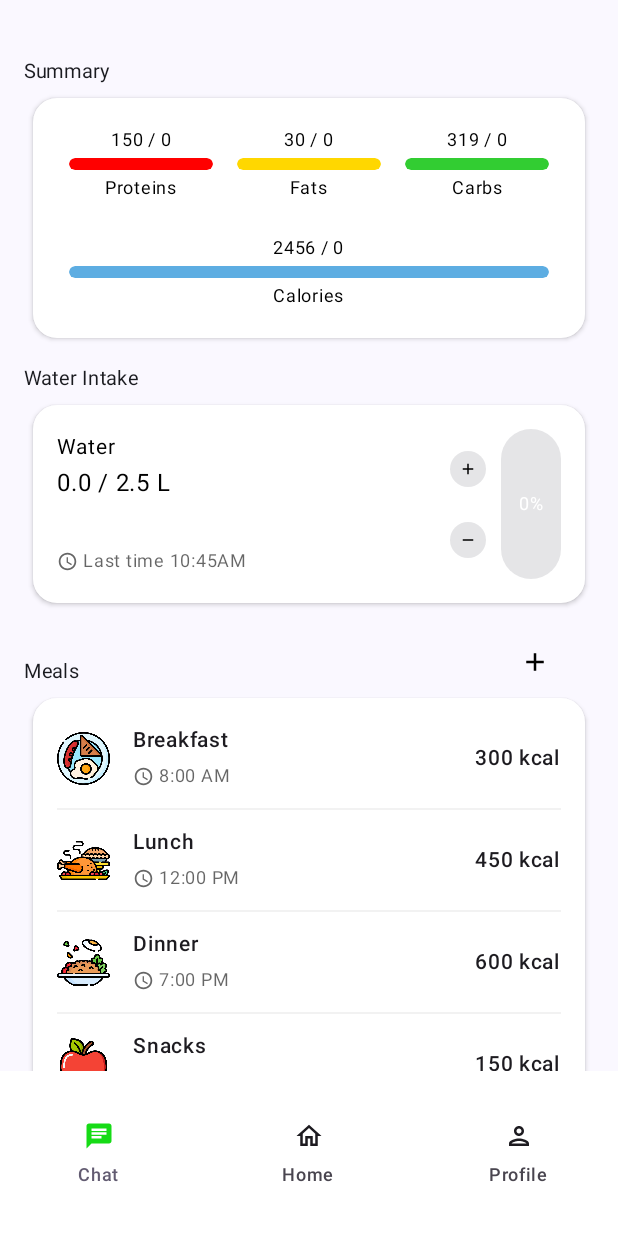
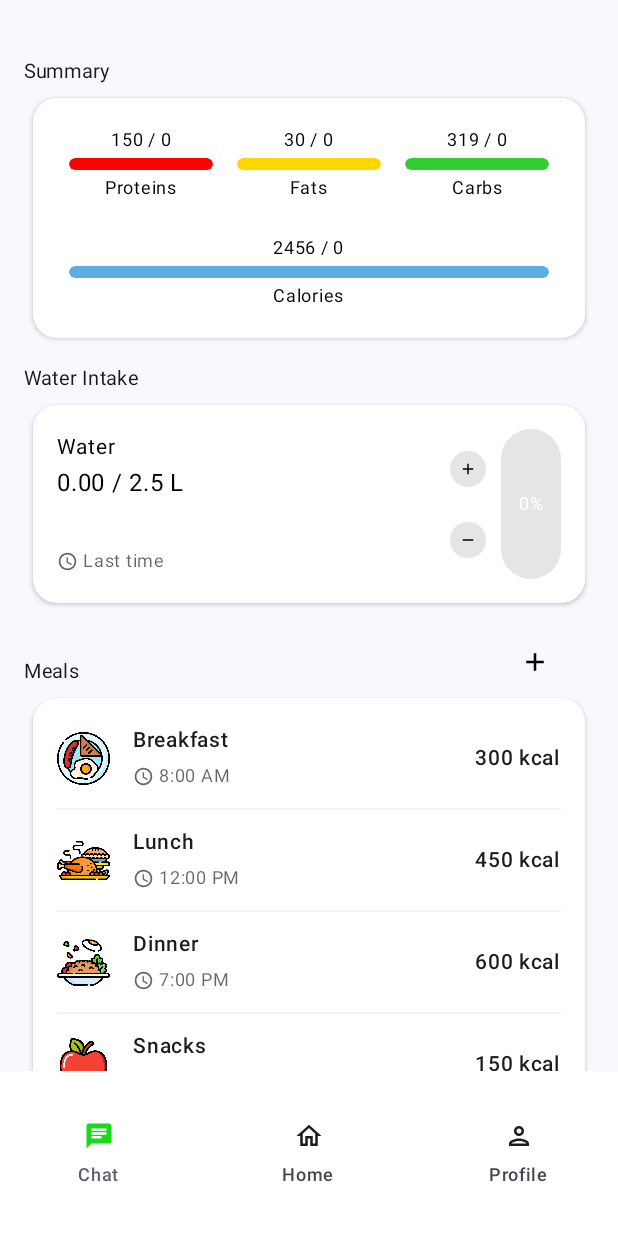
Before and after one commit to zsoltzsolt/fitbites-mobile, an Android app built with Jetpack Compose: the composable AppNavHost shown on its own in the app's theme, on a phone screen of 412 x 824 dp. Run offline under Robolectric (Android 15) with nearby library versions, the light colour scheme and no system bars; our stand-ins replace Dagger/Hilt's generated code, Firebase (no records; nobody signed in at launch, a user with empty details on screens opened directly).

Commit message:
Save water intake history in firebase

```diff
--- a/app/build.gradle.kts
+++ b/app/build.gradle.kts
@@ -95,6 +95,8 @@ dependencies {
     implementation("androidx.camera:camera-view:$cameraxVersion")
     implementation("androidx.camera:camera-extensions:$cameraxVersion")
 
+    implementation("com.google.guava:guava:31.1-android")
+
     implementation(libs.androidx.core.ktx)
     implementation(libs.androidx.lifecycle.runtime.ktx)
     implementation(libs.androidx.activity.compose)
--- /dev/null
+++ b/app/src/main/java/com/example/fitbites/domain/dashboard/model/DailyWaterIntake.kt
@@ -0,0 +1,7 @@
+package com.example.fitbites.domain.dashboard.model
+
+data class DailyWaterIntake(
+    val date: String = "",
+    val waterIntake: Float = 0f,
+    val lastUpdateTime: String = ""
+)
--- a/app/src/main/java/com/example/fitbites/domain/dashboard/repository/DashboardRepository.kt
+++ b/app/src/main/java/com/example/fitbites/domain/dashboard/repository/DashboardRepository.kt
@@ -1,5 +1,6 @@
 package com.example.fitbites.domain.dashboard.repository
 
+import com.example.fitbites.domain.dashboard.model.DailyWaterIntake
 import com.example.fitbites.utils.Response
 import kotlinx.coroutines.flow.Flow
 
@@ -7,5 +8,5 @@ interface DashboardRepository {
     suspend fun initializeDailyWaterIntake(): Flow<Response<Boolean>>
     suspend fun incrementDailyWaterIntake(): Flow<Response<Boolean>>
     suspend fun decrementDailyWaterIntake(): Flow<Response<Boolean>>
-    suspend fun getCurrentWaterIntake(): Flow<Response<Float>>
+    suspend fun getCurrentWaterIntake(): Flow<Response<DailyWaterIntake>>
 }
--- a/app/src/main/java/com/example/fitbites/domain/dashboard/usecase/GetCurrentWaterIntake.kt
+++ b/app/src/main/java/com/example/fitbites/domain/dashboard/usecase/GetCurrentWaterIntake.kt
@@ -1,5 +1,6 @@
 package com.example.fitbites.domain.dashboard.usecase
 
+import com.example.fitbites.domain.dashboard.model.DailyWaterIntake
 import com.example.fitbites.domain.dashboard.repository.DashboardRepository
 import com.example.fitbites.utils.Response
 import kotlinx.coroutines.flow.Flow
@@ -7,7 +8,7 @@ import kotlinx.coroutines.flow.Flow
 class GetCurrentWaterIntake(
     private val repository: DashboardRepository
 ) {
-    suspend operator fun invoke(): Flow<Response<Float>> {
+    suspend operator fun invoke(): Flow<Response<DailyWaterIntake>> {
         return repository.getCurrentWaterIntake()
     }
 }
--- a/app/src/main/java/com/example/fitbites/presentation/dashboard/Dashboard.kt
+++ b/app/src/main/java/com/example/fitbites/presentation/dashboard/Dashboard.kt
@@ -43,6 +43,7 @@ fun Dashboard(
     val userProfileState by profileViewModel.userProfileState.collectAsState()
     val userProfile = getUserProfileFromState(userProfileState)
     val waterIntake by dashboardViewModel.waterIntakeState
+    val lastUpdateTime by dashboardViewModel.lastUpdateTime
 
     LaunchedEffect(Unit) {
         dashboardViewModel.initializeDailyWaterIntake()
@@ -78,7 +79,7 @@ fun Dashboard(
             WaterTrackerCard(
                 waterIntake,
                 (userProfile?.dailyWaterGoal ?: 2.5).toFloat(),
-                "10:45AM",
+                lastUpdateTime,
                 {dashboardViewModel.incrementDailyWaterIntake()},
                 {dashboardViewModel.decrementDailyWaterIntake()}
             )
--- a/app/src/main/java/com/example/fitbites/presentation/dashboard/DashboardViewModel.kt
+++ b/app/src/main/java/com/example/fitbites/presentation/dashboard/DashboardViewModel.kt
@@ -9,6 +9,9 @@ import com.example.fitbites.utils.Response
 import dagger.hilt.android.lifecycle.HiltViewModel
 import kotlinx.coroutines.flow.collect
 import kotlinx.coroutines.launch
+import java.text.SimpleDateFormat
+import java.util.Date
+import java.util.Locale
 import javax.inject.Inject
 
 @HiltViewModel
@@ -17,6 +20,9 @@ class DashboardViewModel @Inject constructor(
 ) : ViewModel() {
 
     var waterIntakeState = mutableStateOf(0f)
+        private set
+
+    var lastUpdateTime = mutableStateOf("")
         private set
 
     var isLoading = mutableStateOf(false)
@@ -30,12 +36,11 @@ class DashboardViewModel @Inject constructor(
             dashboardUseCases.getCurrentWaterIntake().collect { response ->
                 when (response) {
                     is Response.Success -> {
-                        waterIntakeState.value = response.data
-                        Log.d("Dashboard", "Current water intake fetched: ${response.data} L.")
+                        waterIntakeState.value = response.data.waterIntake
+                        lastUpdateTime.value = response.data.lastUpdateTime
                     }
                     is Response.Error -> {
                         errorMessage.value = response.message
-                        Log.e("Dashboard", "Failed to fetch water intake: ${response.message}")
                     }
                     is Response.Loading -> {  }
                 }
@@ -51,15 +56,13 @@ class DashboardViewModel @Inject constructor(
                     is Response.Success -> {
                         if (response.data == true) {
                             waterIntakeState.value = 0f
-                            Log.d("Dashboard", "Water intake initialized to 0.")
+                            lastUpdateTime.value = ""
                         } else {
                             fetchCurrentWaterIntake()
-                            Log.d("Dashboard", "Water intake already initialized.")
                         }
                     }
                     is Response.Error -> {
                         errorMessage.value = response.message
-                        Log.e("Dashboard", "Failed to initialize water intake: ${response.message}")
                     }
                     is Response.Loading -> {  }
                 }
@@ -74,7 +77,9 @@ class DashboardViewModel @Inject constructor(
             dashboardUseCases.incrementDailyWaterIntake().collect { response ->
                 when (response) {
                     is Response.Success -> {
+                        val currentTime = SimpleDateFormat("hh:mm a", Locale.getDefault()).format(Date())
                         waterIntakeState.value += 0.25f
+                        lastUpdateTime.value = currentTime
                         Log.d("Dashboard", "Water intake incremented.")
                     }
                     is Response.Error -> {
@@ -94,7 +99,9 @@ class DashboardViewModel @Inject constructor(
             dashboardUseCases.decrementDailyWaterIntake().collect { response ->
                 when (response) {
                     is Response.Success -> {
+                        val currentTime = SimpleDateFormat("hh:mm a", Locale.getDefault()).format(Date())
                         waterIntakeState.value = (waterIntakeState.value - 0.25f).coerceAtLeast(0f)
+                        lastUpdateTime.value = currentTime
                         Log.d("Dashboard", "Water intake decremented.")
                     }
                     is Response.Error -> {
--- a/app/src/main/java/com/example/fitbites/presentation/dashboard/WaterTrackerApp.kt
+++ b/app/src/main/java/com/example/fitbites/presentation/dashboard/WaterTrackerApp.kt
@@ -15,6 +15,7 @@ import androidx.compose.runtime.Composable
 import androidx.compose.runtime.CompositionLocalProvider
 import androidx.compose.ui.Alignment
 import androidx.compose.ui.Modifier
+import androidx.compose.ui.draw.clip
 import androidx.compose.ui.graphics.Brush
 import androidx.compose.ui.graphics.Color
 import androidx.compose.ui.tooling.preview.Preview
@@ -60,7 +61,7 @@ fun WaterTrackerCard(
                             fontSize = 14.sp,
                         )
                         Text(
-                            text = String.format("%.1f / %.1f L", currentWater, goalWater),
+                            text = String.format("%.2f / %.1f L", currentWater, goalWater),
                             color = MaterialTheme.colorScheme.onPrimary,
                             fontSize = 16.sp,
                         )
@@ -134,13 +135,10 @@ fun WaterTrackerCard(
                                     modifier = Modifier
                                         .fillMaxWidth()
                                         .fillMaxHeight((currentWater / goalWater).coerceIn(0f, 1f))
+                                        .clip(RoundedCornerShape(bottomStart = 20.dp, bottomEnd = 20.dp))
                                         .background(
                                             Brush.verticalGradient(
                                                 listOf(Color(0xFF42A5F5), Color(0xFF80D8FF))
-                                            ),
-                                            shape = RoundedCornerShape(
-                                                bottomStart = 20.dp,
-                                                bottomEnd = 20.dp
                                             )
                                         )
                                 )
@@ -154,8 +152,6 @@ fun WaterTrackerCard(
                                         .padding(4.dp)
                                 )
                             }
-
-
                         }
                     }
                 }
@@ -184,6 +180,7 @@ fun WaterTrackerCard(
     }
 }
 
+
 //@Preview(name = "Light Mode", showBackground = true)
 //@Composable
 //fun WaterTrackerCardLightPreview() {
```
Also changed, not shown: app/src/main/java/com/example/fitbites/repository/dashboard/DashboardRepositoryImpl.kt (+29 -10 lines).
